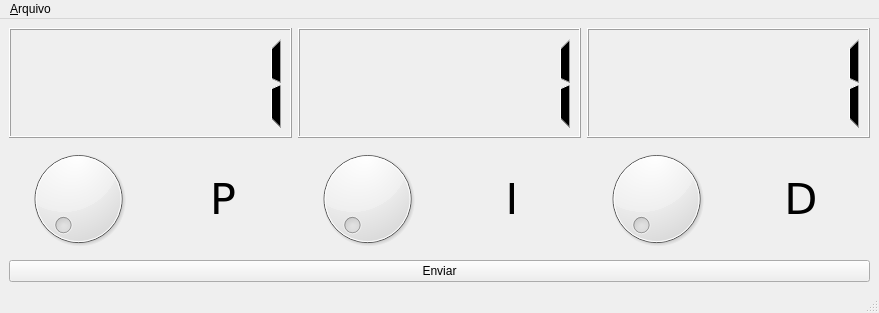
This is debug/ui/pid_adjustment.ui in pietroluongo/balance as Qt 5 draws it before an edit. The edited form follows.
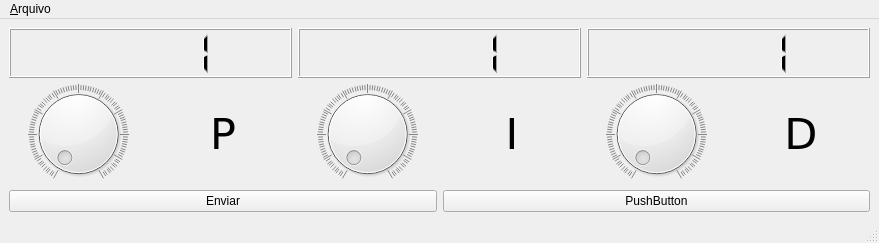
This is the edited form.

```diff
--- a/debug/ui/pid_adjustment.ui
+++ b/debug/ui/pid_adjustment.ui
@@ -7,7 +7,7 @@
     <x>0</x>
     <y>0</y>
     <width>879</width>
-    <height>313</height>
+    <height>243</height>
    </rect>
   </property>
   <property name="windowTitle">
@@ -16,7 +16,7 @@
   <widget class="QWidget" name="centralwidget">
    <layout class="QVBoxLayout" name="verticalLayout_5">
     <item>
-     <layout class="QHBoxLayout" name="horizontalLayout_2">
+     <layout class="QHBoxLayout" name="horizontalLayout">
       <item>
        <layout class="QVBoxLayout" name="pOuterLayout">
         <item>
@@ -51,12 +51,24 @@
             <property name="maximum">
              <number>1000</number>
             </property>
+            <property name="singleStep">
+             <number>10</number>
+            </property>
+            <property name="pageStep">
+             <number>100</number>
+            </property>
             <property name="value">
              <number>0</number>
             </property>
             <property name="invertedAppearance">
              <bool>false</bool>
             </property>
+            <property name="notchTarget">
+             <double>0.000000000000000</double>
+            </property>
+            <property name="notchesVisible">
+             <bool>true</bool>
+            </property>
            </widget>
           </item>
           <item row="0" column="1">
@@ -83,7 +95,7 @@
        </layout>
       </item>
       <item>
-       <layout class="QVBoxLayout" name="verticalLayout_4">
+       <layout class="QVBoxLayout" name="iOuterLayout">
         <item>
          <widget class="QLCDNumber" name="lcdNumber_3">
           <property name="autoFillBackground">
@@ -112,7 +124,29 @@
         <item>
          <layout class="QGridLayout" name="gridLayout_3">
           <item row="0" column="0">
-           <widget class="QDial" name="dial_3"/>
+           <widget class="QDial" name="i_dial">
+            <property name="maximum">
+             <number>1000</number>
+            </property>
+            <property name="singleStep">
+             <number>10</number>
+            </property>
+            <property name="pageStep">
+             <number>100</number>
+            </property>
+            <property name="value">
+             <number>0</number>
+            </property>
+            <property name="invertedAppearance">
+             <bool>false</bool>
+            </property>
+            <property name="notchTarget">
+             <double>0.000000000000000</double>
+            </property>
+            <property name="notchesVisible">
+             <bool>true</bool>
+            </property>
+           </widget>
           </item>
           <item row="0" column="1">
            <widget class="QLabel" name="label_6">
@@ -138,7 +172,7 @@
        </layout>
       </item>
       <item>
-       <layout class="QVBoxLayout" name="verticalLayout_3">
+       <layout class="QVBoxLayout" name="dOuterLayout">
         <item>
          <widget class="QLCDNumber" name="lcdNumber_2">
           <property name="autoFillBackground">
@@ -167,7 +201,29 @@
         <item>
          <layout class="QGridLayout" name="gridLayout_2">
           <item row="0" column="0">
-           <widget class="QDial" name="dial_2"/>
+           <widget class="QDial" name="d_dial">
+            <property name="maximum">
+             <number>1000</number>
+            </property>
+            <property name="singleStep">
+             <number>10</number>
+            </property>
+            <property name="pageStep">
+             <number>100</number>
+            </property>
+            <property name="value">
+             <number>0</number>
+            </property>
+            <property name="invertedAppearance">
+             <bool>false</bool>
+            </property>
+            <property name="notchTarget">
+             <double>0.000000000000000</double>
+            </property>
+            <property name="notchesVisible">
+             <bool>true</bool>
+            </property>
+           </widget>
           </item>
           <item row="0" column="1">
            <widget class="QLabel" name="label_5">
@@ -195,11 +251,22 @@
      </layout>
     </item>
     <item>
-     <widget class="QPushButton" name="pushButton">
-      <property name="text">
-       <string>Enviar</string>
-      </property>
-     </widget>
+     <layout class="QHBoxLayout" name="horizontalLayout_2">
+      <item>
+       <widget class="QPushButton" name="send_m0_btn">
+        <property name="text">
+         <string>Enviar</string>
+        </property>
+       </widget>
+      </item>
+      <item>
+       <widget class="QPushButton" name="send_m1_btn">
+        <property name="text">
+         <string>PushButton</string>
+        </property>
+       </widget>
+      </item>
+     </layout>
     </item>
    </layout>
   </widget>
```
Left out of the diff: 14 changed lines with no effect on the pictures.
